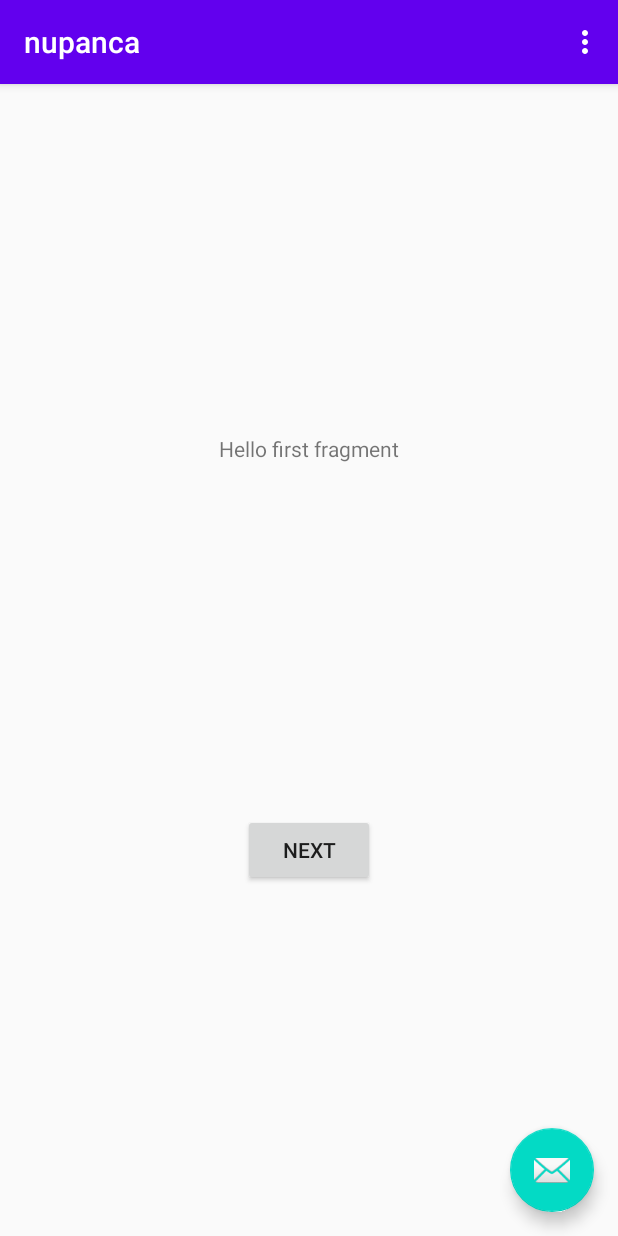
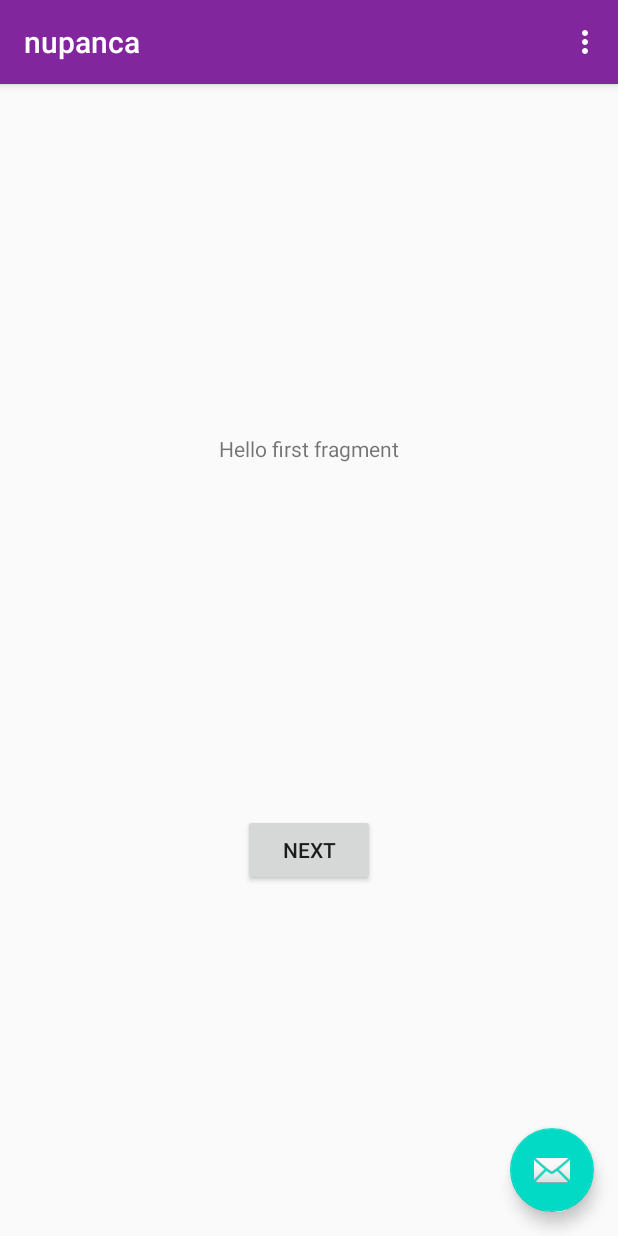
Before and after one commit to aloysiogl/nupanca, an Android app: the screen it shows after launch (MainActivity), on a phone screen of 412 x 824 dp. Run offline under Robolectric (Android 15) with nearby library versions, the phone set to English and light mode, and no system bars.

Commit message:
Changing colors

```diff
--- a/app/src/main/res/values/colors.xml
+++ b/app/src/main/res/values/colors.xml
@@ -1,6 +1,7 @@
 <?xml version="1.0" encoding="utf-8"?>
 <resources>
-    <color name="colorPrimary">#6200EE</color>
-    <color name="colorPrimaryDark">#3700B3</color>
+    <color name="colorPrimary">#81269D</color>
+    <color name="colorPrimaryLight">#9140A9</color>
+    <color name="colorPrimaryDark">#767676</color>
     <color name="colorAccent">#03DAC5</color>
 </resources>
```
